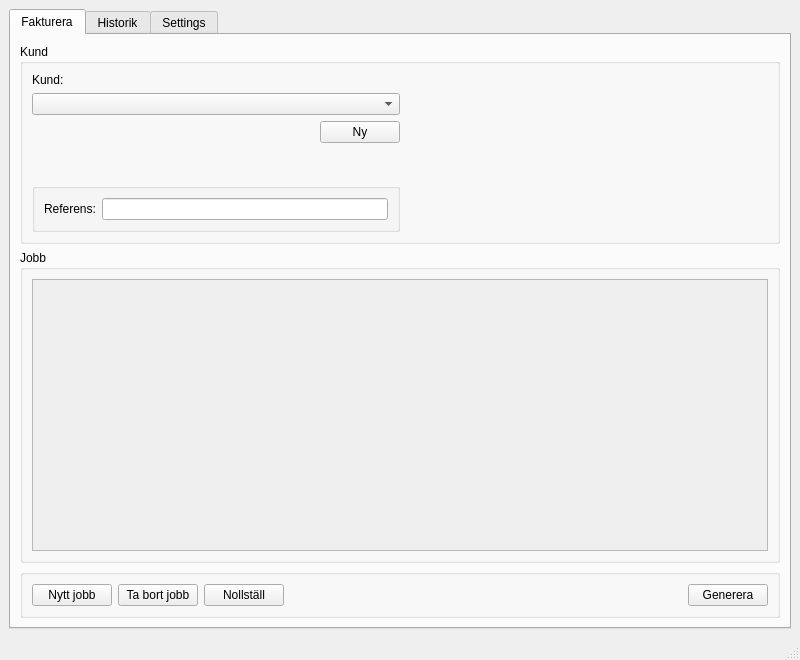
Before: the Qt Designer form src/ui/faktureramera.ui in jonasH/faktureramera, drawn with Qt 5.
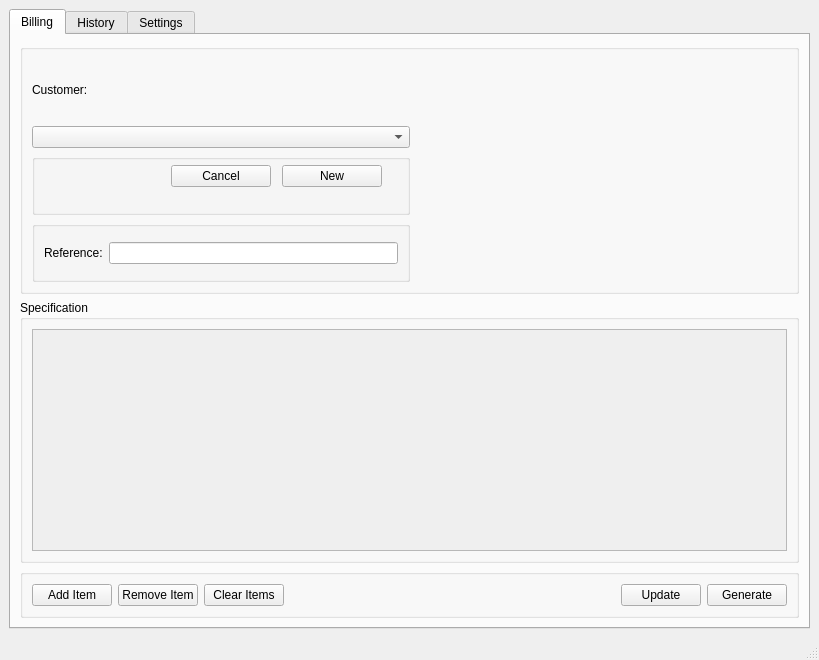
After: the same form once the commit is applied. The open tabs and pages were chosen to show the change.

```diff
--- a/src/ui/faktureramera.ui
+++ b/src/ui/faktureramera.ui
@@ -6,7 +6,7 @@
    <rect>
     <x>0</x>
     <y>0</y>
-    <width>800</width>
+    <width>819</width>
     <height>660</height>
    </rect>
   </property>
@@ -22,7 +22,7 @@
       </property>
       <widget class="QWidget" name="tab">
        <attribute name="title">
-        <string>Fakturera</string>
+        <string>Billing</string>
        </attribute>
        <layout class="QVBoxLayout" name="verticalLayout_2">
         <item>
@@ -30,17 +30,20 @@
           <property name="minimumSize">
            <size>
             <width>200</width>
-            <height>200</height>
+            <height>250</height>
            </size>
           </property>
           <property name="maximumSize">
            <size>
             <width>16777215</width>
-            <height>200</height>
+            <height>250</height>
            </size>
           </property>
           <property name="title">
-           <string>Kund</string>
+           <string/>
+          </property>
+          <property name="alignment">
+           <set>Qt::AlignRight|Qt::AlignTrailing|Qt::AlignVCenter</set>
           </property>
           <layout class="QHBoxLayout" name="horizontalLayout_4">
            <item>
@@ -54,7 +57,7 @@
                 </size>
                </property>
                <property name="text">
-                <string>Kund:</string>
+                <string>Customer:</string>
                </property>
               </widget>
              </item>
@@ -68,31 +71,75 @@
                </property>
               </widget>
              </item>
-             <item alignment="Qt::AlignRight">
-              <widget class="QPushButton" name="newCustomerButton">
-               <property name="maximumSize">
-                <size>
-                 <width>100</width>
-                 <height>16777215</height>
-                </size>
+             <item>
+              <widget class="QGroupBox" name="groupBox_5">
+               <property name="title">
+                <string/>
                </property>
-               <property name="text">
-                <string>Ny</string>
-               </property>
-              </widget>
-             </item>
+               <widget class="QWidget" name="horizontalLayoutWidget">
+                <property name="geometry">
+                 <rect>
+                  <x>10</x>
+                  <y>10</y>
+                  <width>351</width>
+                  <height>25</height>
+                 </rect>
+                </property>
+                <layout class="QHBoxLayout" name="horizontalLayout_6">
+                 <property name="spacing">
+                  <number>0</number>
+                 </property>
              <item>
-              <spacer name="verticalSpacer">
+                  <spacer name="horizontalSpacer_4">
                <property name="orientation">
-                <enum>Qt::Vertical</enum>
+                    <enum>Qt::Horizontal</enum>
+                   </property>
+                   <property name="sizeType">
+                    <enum>QSizePolicy::Maximum</enum>
                </property>
                <property name="sizeHint" stdset="0">
                 <size>
-                 <width>20</width>
-                 <height>40</height>
+                     <width>118</width>
+                     <height>20</height>
                 </size>
                </property>
               </spacer>
+                 </item>
+                 <item>
+                  <widget class="QPushButton" name="cancel_customer_button">
+                   <property name="maximumSize">
+                    <size>
+                     <width>100</width>
+                     <height>16777215</height>
+                    </size>
+                   </property>
+                   <property name="layoutDirection">
+                    <enum>Qt::RightToLeft</enum>
+                   </property>
+                   <property name="text">
+                    <string>Cancel</string>
+                   </property>
+                  </widget>
+                 </item>
+                 <item>
+                  <widget class="QPushButton" name="new_customer_button">
+                   <property name="maximumSize">
+                    <size>
+                     <width>100</width>
+                     <height>16777215</height>
+                    </size>
+                   </property>
+                   <property name="layoutDirection">
+                    <enum>Qt::RightToLeft</enum>
+                   </property>
+                   <property name="text">
+                    <string>New</string>
+                   </property>
+                  </widget>
+                 </item>
+                </layout>
+               </widget>
+              </widget>
              </item>
              <item>
               <widget class="QGroupBox" name="groupBox_2">
@@ -103,7 +150,7 @@
                 <item>
                  <widget class="QLabel" name="label_2">
                   <property name="text">
-                   <string>Referens:</string>
+                   <string>Reference:</string>
                   </property>
                  </widget>
                 </item>
@@ -138,7 +185,7 @@
         <item>
          <widget class="QGroupBox" name="jobsGroup">
           <property name="title">
-           <string>Jobb</string>
+           <string>Specification</string>
           </property>
           <layout class="QHBoxLayout" name="horizontalLayout_3">
            <item>
@@ -151,8 +198,8 @@
                <rect>
                 <x>0</x>
                 <y>0</y>
-                <width>734</width>
-                <height>232</height>
+                <width>753</width>
+                <height>182</height>
                </rect>
               </property>
               <layout class="QVBoxLayout" name="verticalLayout_6">
@@ -181,21 +228,21 @@
            <item>
             <widget class="QPushButton" name="addJobButton">
              <property name="text">
-              <string>Nytt jobb</string>
+              <string>Add Item</string>
              </property>
             </widget>
            </item>
            <item>
             <widget class="QPushButton" name="removeJobButton">
              <property name="text">
-              <string>Ta bort jobb</string>
+              <string>Remove Item</string>
              </property>
             </widget>
            </item>
            <item>
             <widget class="QPushButton" name="zeroButton">
              <property name="text">
-              <string>Nollställ</string>
+              <string>Clear Items</string>
              </property>
             </widget>
            </item>
@@ -215,7 +262,14 @@
            <item>
             <widget class="QPushButton" name="saveGenerateButton">
              <property name="text">
-              <string>Generera</string>
+              <string>Update</string>
+             </property>
+            </widget>
+           </item>
+           <item>
+            <widget class="QPushButton" name="generate_button">
+             <property name="text">
+              <string>Generate</string>
              </property>
             </widget>
            </item>
@@ -226,7 +280,7 @@
       </widget>
       <widget class="QWidget" name="tab_2">
        <attribute name="title">
-        <string>Historik</string>
+        <string>History</string>
        </attribute>
        <layout class="QVBoxLayout" name="verticalLayout_3">
         <item>
```
Left out of the diff: 183 changed lines with no effect on the pictures. Lines whose indentation alone changed are shown as unchanged.
